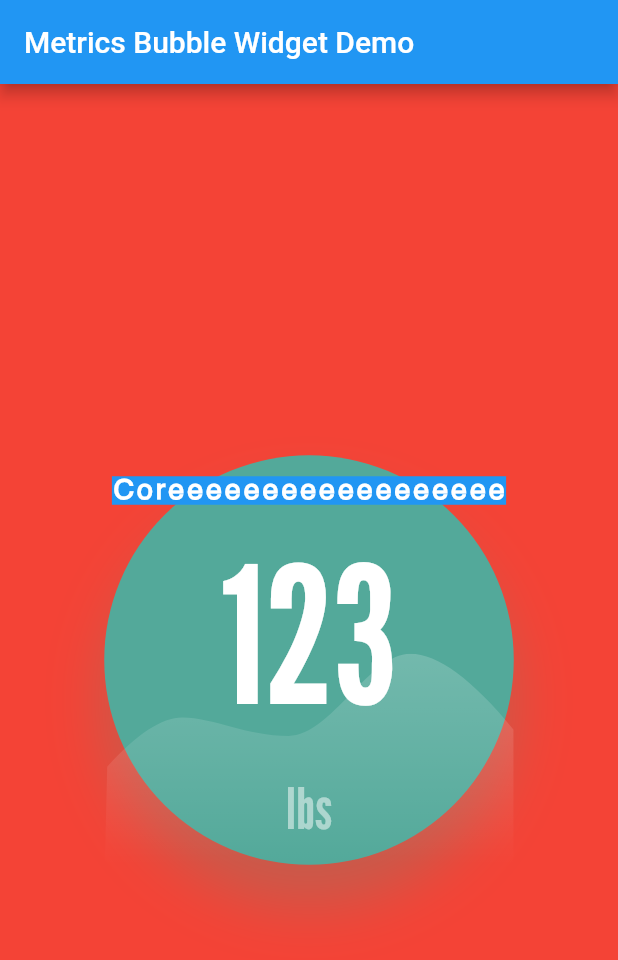
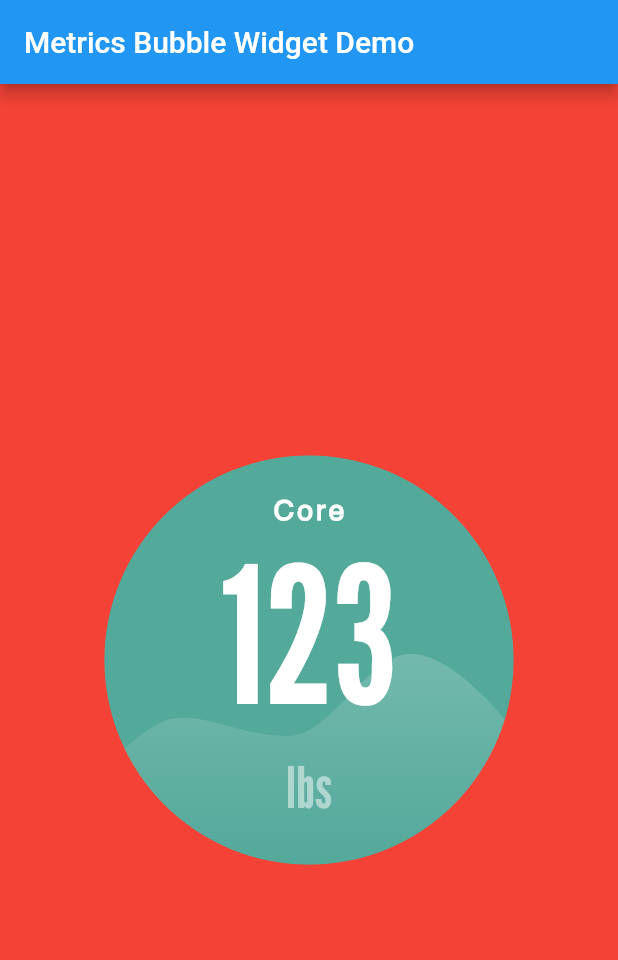
Before and after one commit to samuelobe/metrics_bubble, a Flutter app: the screen it shows after launch, on a phone screen of 412 x 824 dp. Shown: the top 960 px of the screen. Run offline on Flutter 3.47's test engine with Material 2 defaults, Android fonts, the phone set to English and light mode, and no system bars; our stand-ins replace flutter_svg.

Commit message:
Added a ClipOval that prevents widgets from exceeding boundary

```diff
--- a/lib/pages/home_page.dart
+++ b/lib/pages/home_page.dart
@@ -21,7 +21,7 @@ class _HomePageState extends State<HomePage> {
           color: Colors.red,
           child: const Center(
             child: MetricsBubble(
-              label: 'Coreeeeeeeeeeeeeeeeee',
+              label: 'Core',
               weight: 123,
               diameter: 273,
             ),
--- a/lib/widgets/metrics_bubble.dart
+++ b/lib/widgets/metrics_bubble.dart
@@ -37,7 +37,8 @@ class MetricsBubble extends StatelessWidget {
 
   @override
   Widget build(BuildContext context) {
-    return SizedBox(
+    return ClipOval(
+      child: SizedBox(
         height: diameter ?? BubbleConstants.kBubbleDiameter,
         width: diameter ?? BubbleConstants.kBubbleDiameter,
         child: Stack(
@@ -54,16 +55,13 @@ class MetricsBubble extends StatelessWidget {
               ),
             ),
             Column(
-            mainAxisAlignment: MainAxisAlignment.spaceEvenly,
+              mainAxisAlignment: MainAxisAlignment.center,
               crossAxisAlignment: CrossAxisAlignment.center,
               children: [
-              Container(
-                color: Colors.blue,
-                child: Text(
+                Text(
                   label,
                   style: labelStyle ?? BubbleConstants.kTextStyle,
                   overflow: TextOverflow.ellipsis,
-                ),
                 ),
                 Center(
                   child: Text(
@@ -82,6 +80,7 @@ class MetricsBubble extends StatelessWidget {
               ],
             ),
           ],
+        ),
       ),
     );
   }
```
Lines whose indentation alone changed are shown as unchanged.
